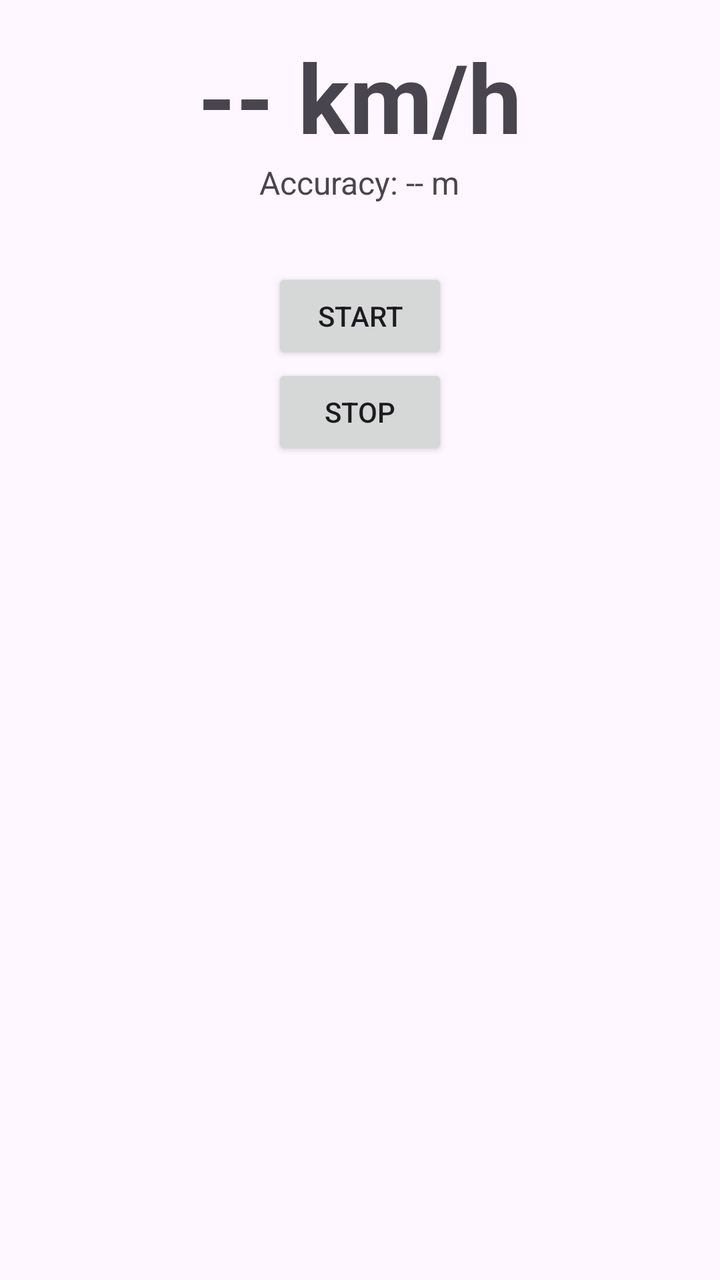
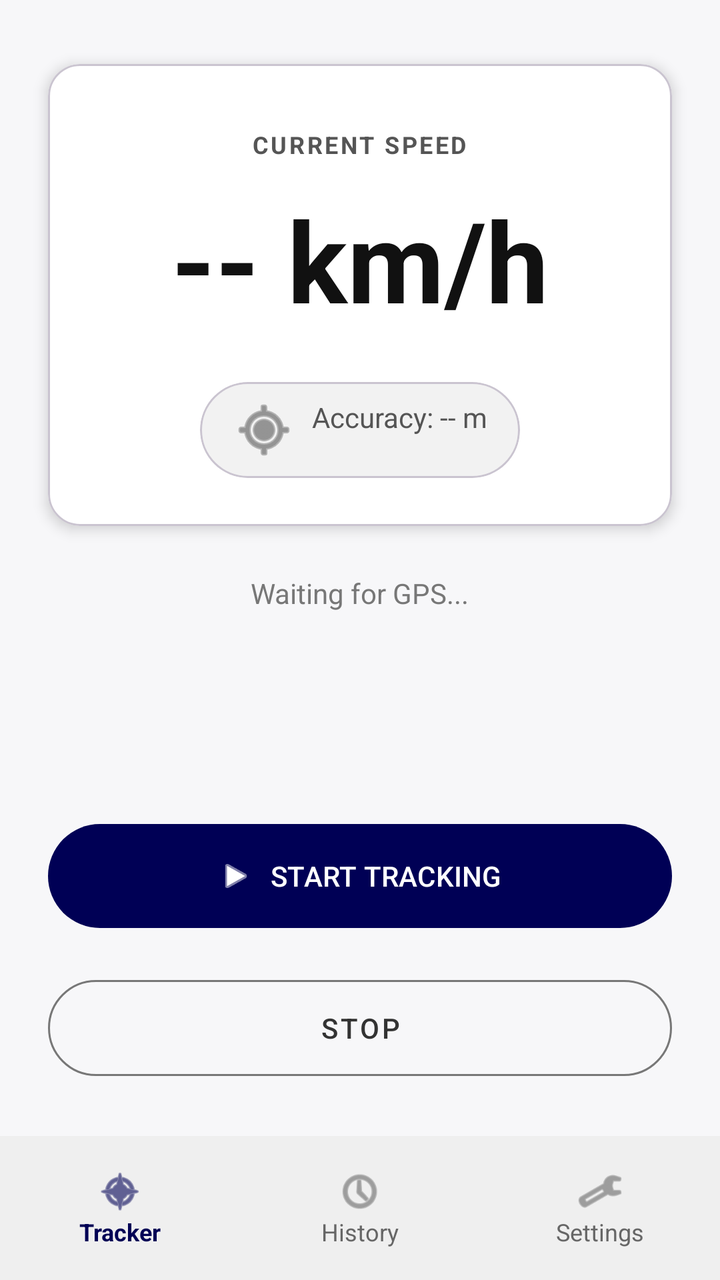

An Android layout rendered at two revisions. The XML below is the earlier revision; the diff shows what the commit changed to produce the second picture.
<!-- AndroidManifest.xml: application theme Theme.SpeedSnapshot -->
<!-- res/layout/activity_main.xml -->
<?xml version="1.0" encoding="utf-8"?>
<LinearLayout
    xmlns:android="http://schemas.android.com/apk/res/android"
    android:orientation="vertical"
    android:padding="16dp"
    android:gravity="center_horizontal"
    android:layout_width="match_parent"
    android:layout_height="match_parent">

    <TextView
        android:id="@+id/tvSpeed"
        android:text="-- km/h"
        android:textSize="48sp"
        android:textStyle="bold"
        android:layout_width="wrap_content"
        android:layout_height="wrap_content" />

    <TextView
        android:id="@+id/tvAccuracy"
        android:text="Accuracy: -- m"
        android:textSize="16sp"
        android:layout_width="wrap_content"
        android:layout_height="wrap_content"
        android:layout_marginBottom="32dp" /> 

    <Button
        android:id="@+id/btnStart"
        android:layout_width="wrap_content"
        android:layout_height="wrap_content"
        android:text="Start" />

    <Button
        android:id="@+id/btnStop"
        android:layout_width="wrap_content"
        android:layout_height="wrap_content"
        android:text="Stop" />

</LinearLayout>
<!-- resources referenced by this layout -->
<resources>
  <style name="Theme.SpeedSnapshot" parent="Base.Theme.SpeedSnapshot" />
  <style name="Base.Theme.SpeedSnapshot" parent="Theme.Material3.DayNight.NoActionBar">
          
          
      </style>
</resources>

<!-- the commit's change to res/layout/activity_main.xml (unified diff, before → after) -->
@@ -1,38 +1,188 @@
 <?xml version="1.0" encoding="utf-8"?>
-<LinearLayout
+<androidx.constraintlayout.widget.ConstraintLayout
     xmlns:android="http://schemas.android.com/apk/res/android"
-    android:orientation="vertical"
-    android:padding="16dp"
-    android:gravity="center_horizontal"
+    xmlns:app="http://schemas.android.com/apk/res-auto"
     android:layout_width="match_parent"
-    android:layout_height="match_parent">
+    android:layout_height="match_parent"
+    android:background="#F7F7F9"
+    android:fitsSystemWindows="true">
 
+    
+    <com.google.android.material.card.MaterialCardView
+        android:id="@+id/cardSpeed"
+        android:layout_width="match_parent"
+        android:layout_height="wrap_content"
+        android:layout_marginHorizontal="24dp"
+        android:layout_marginTop="32dp"
+        android:layout_marginBottom="24dp"
+        app:cardCornerRadius="16dp"
+        app:cardElevation="4dp"
+        app:cardBackgroundColor="#FFFFFF"
+        app:layout_constraintTop_toTopOf="parent"
+        app:layout_constraintStart_toStartOf="parent"
+        app:layout_constraintEnd_toEndOf="parent">
+
+        <LinearLayout
+            android:layout_width="match_parent"
+            android:layout_height="wrap_content"
+            android:orientation="vertical"
+            android:gravity="center"
+            android:paddingTop="32dp"
+            android:paddingBottom="24dp">
+
+            <TextView
+                android:layout_width="wrap_content"
+                android:layout_height="wrap_content"
+                android:text="CURRENT SPEED"
+                android:textColor="#555555"
+                android:textSize="12sp"
+                android:letterSpacing="0.1"
+                android:textStyle="bold" />
+
+            <TextView
+                android:id="@+id/tvSpeed"
+                android:layout_width="wrap_content"
+                android:layout_height="wrap_content"
+                android:text="-- km/h"
+                android:textSize="56sp"
+                android:textStyle="bold"
+                android:textColor="#111111"
+                android:layout_marginTop="12dp"
+                android:layout_marginBottom="24dp" />
+
+            
+            <com.google.android.material.card.MaterialCardView
+                android:layout_width="wrap_content"
+                android:layout_height="wrap_content"
+                app:cardBackgroundColor="#F2F2F2"
+                app:cardCornerRadius="24dp"
+                app:cardElevation="0dp">
+
+                <TextView
+                    android:id="@+id/tvAccuracy"
+                    android:layout_width="wrap_content"
+                    android:layout_height="wrap_content"
+                    android:text="Accuracy: -- m"
+                    android:textColor="#555555"
+                    android:textSize="14sp"
+                    android:paddingHorizontal="16dp"
+                    android:paddingVertical="8dp"
+                    app:drawableStartCompat="@android:drawable/ic_menu_mylocation"
+                    app:drawableTint="#555555"
+                    android:drawablePadding="8dp" />
+            </com.google.android.material.card.MaterialCardView>
+
+        </LinearLayout>
+    </com.google.android.material.card.MaterialCardView>
+
+    
     <TextView
-        android:id="@+id/tvSpeed"
-        android:text="-- km/h"
-        android:textSize="48sp"
-        android:textStyle="bold"
-        android:layout_width="wrap_content"
-        android:layout_height="wrap_content" />
-
-    <TextView
-        android:id="@+id/tvAccuracy"
-        android:text="Accuracy: -- m"
-        android:textSize="16sp"
+        android:id="@+id/tvStatus"
         android:layout_width="wrap_content"
         android:layout_height="wrap_content"
-        android:layout_marginBottom="32dp" /> 
+        android:text="Waiting for GPS..."
+        android:textColor="#777777"
+        android:layout_marginTop="24dp"
+        app:layout_constraintTop_toBottomOf="@id/cardSpeed"
+        app:layout_constraintStart_toStartOf="parent"
+        app:layout_constraintEnd_toEndOf="parent" />
 
-    <Button
+    
+    <com.google.android.material.button.MaterialButton
+        android:id="@+id/btnStop"
+        style="@style/Widget.MaterialComponents.Button.OutlinedButton"
+        android:layout_width="match_parent"
+        android:layout_height="60dp"
+        android:layout_marginHorizontal="24dp"
+        android:layout_marginBottom="24dp"
+        android:text="STOP"
+        android:textColor="#333333"
+        app:strokeColor="#777777"
+        app:cornerRadius="30dp"
+        app:layout_constraintBottom_toTopOf="@+id/bottomNavPlaceholder" />
+
+    
+    <com.google.android.material.button.MaterialButton
         android:id="@+id/btnStart"
-        android:layout_width="wrap_content"
-        android:layout_height="wrap_content"
-        android:text="Start" />
+        android:layout_width="match_parent"
+        android:layout_height="60dp"
+        android:layout_marginHorizontal="24dp"
+        android:layout_marginBottom="16dp"
+        android:text="START TRACKING"
+        android:textColor="#FFFFFF"
+        app:backgroundTint="#000055"
+        app:cornerRadius="30dp"
+        app:icon="@android:drawable/ic_media_play"
+        app:iconTint="#FFFFFF"
+        app:iconGravity="textStart"
+        app:layout_constraintBottom_toTopOf="@id/btnStop" />
 
-    <Button
-        android:id="@+id/btnStop"
-        android:layout_width="wrap_content"
-        android:layout_height="wrap_content"
-        android:text="Stop" />
+    
+    <LinearLayout
+        android:id="@+id/bottomNavPlaceholder"
+        android:layout_width="match_parent"
+        android:layout_height="72dp"
+        android:orientation="horizontal"
+        android:background="#EFEFEF"
+        app:layout_constraintBottom_toBottomOf="parent">
 
-</LinearLayout>
+        <LinearLayout
+            android:layout_width="0dp"
+            android:layout_height="match_parent"
+            android:layout_weight="1"
+            android:gravity="center"
+            android:orientation="vertical">
+            <ImageView
+                android:layout_width="24dp"
+                android:layout_height="24dp"
+                android:src="@android:drawable/ic_menu_compass"
+                app:tint="#000055" />
+            <TextView
+                android:layout_width="wrap_content"
+                android:layout_height="wrap_content"
+                android:text="Tracker"
+                android:textSize="12sp"
+                android:textColor="#000055"
+                android:textStyle="bold" />
+        </LinearLayout>
+
+        <LinearLayout
+            android:layout_width="0dp"
+            android:layout_height="match_parent"
+            android:layout_weight="1"
+            android:gravity="center"
+            android:orientation="vertical">
+            <ImageView
+                android:layout_width="24dp"
+                android:layout_height="24dp"
+                android:src="@android:drawable/ic_menu_recent_history"
+                app:tint="#666666" />
+            <TextView
+                android:layout_width="wrap_content"
+                android:layout_height="wrap_content"
+                android:text="History"
+                android:textSize="12sp"
+                android:textColor="#666666" />
+        </LinearLayout>
+
+        <LinearLayout
+            android:layout_width="0dp"
+            android:layout_height="match_parent"
+            android:layout_weight="1"
+            android:gravity="center"
+            android:orientation="vertical">
+            <ImageView
+                android:layout_width="24dp"
+                android:layout_height="24dp"
+                android:src="@android:drawable/ic_menu_preferences"
+                app:tint="#666666" />
+            <TextView
+                android:layout_width="wrap_content"
+                android:layout_height="wrap_content"
+                android:text="Settings"
+                android:textSize="12sp"
+                android:textColor="#666666" />
+        </LinearLayout>
+    </LinearLayout>
+
+</androidx.constraintlayout.widget.ConstraintLayout>
